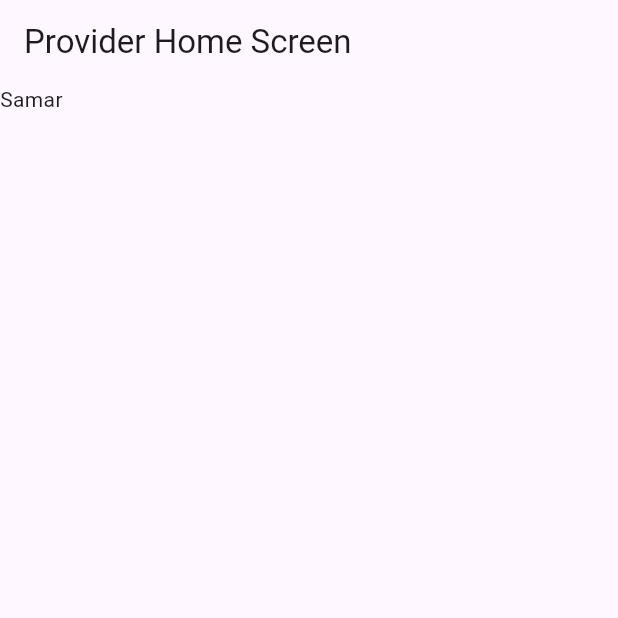
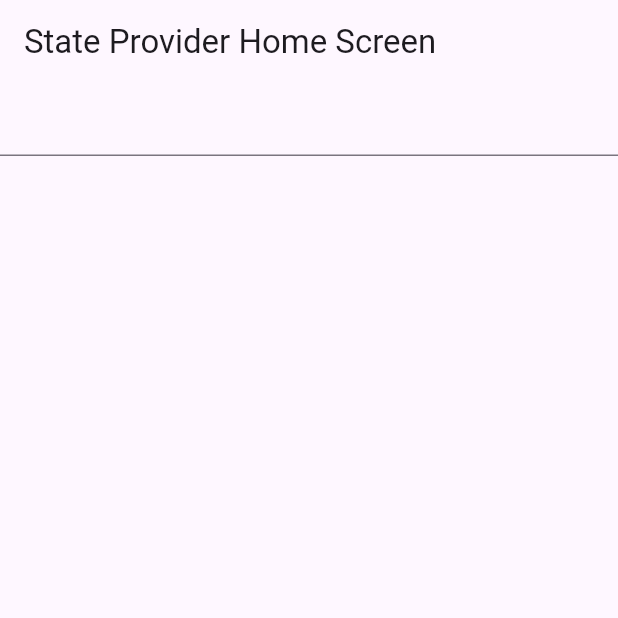
Before and after one commit to sam4300/flutter-riverpod, a Flutter app: the screen it shows after launch, on a phone screen of 412 x 824 dp, the top half of it. Run offline on Flutter 3.47's test engine with Material 3 defaults, Android fonts, the phone set to English and light mode, and no system bars; our stand-ins replace flutter_riverpod.

Commit message:
riverpod state provider finished

```diff
--- a/lib/main.dart
+++ b/lib/main.dart
@@ -1,8 +1,13 @@
 import 'package:flutter/material.dart';
 import 'package:flutter_riverpod/flutter_riverpod.dart';
 import 'package:riverpod_flutter/provider/provider_home_screen.dart';
+import 'package:riverpod_flutter/state_provider/state_provider_home_screen.dart';
 
+//for provider
 final nameProvider = Provider((ref) => 'Samar');
+
+//for state provider
+final nameStateProvider = StateProvider<String?>((ref) => null);
 
 void main() {
   runApp(const ProviderScope(child: MyApp()));
@@ -19,6 +24,6 @@ class MyApp extends StatelessWidget {
           colorScheme: ColorScheme.fromSeed(seedColor: Colors.deepPurple),
           useMaterial3: true,
         ),
-        home: const ProviderHomeScreen());
+        home: const StateProviderHomeScreen());
   }
 }
--- a/lib/state_provider/state_provider_home_screen.dart
+++ b/lib/state_provider/state_provider_home_screen.dart
@@ -0,0 +1,27 @@
+import 'package:flutter/material.dart';
+import 'package:flutter_riverpod/flutter_riverpod.dart';
+import 'package:riverpod_flutter/main.dart';
+
+class StateProviderHomeScreen extends ConsumerWidget {
+  const StateProviderHomeScreen({super.key});
+
+  void _onSubmitted(WidgetRef ref, String value) {
+    ref.read(nameStateProvider.notifier).update((state) => value);
+  }
+
+  @override
+  Widget build(BuildContext context, WidgetRef ref) {
+    final name = ref.watch(nameStateProvider) ?? '';
+    return Scaffold(
+      appBar: AppBar(
+        title: const Text('State Provider Home Screen'),
+      ),
+      body: Column(children: [
+        TextField(
+          onSubmitted: (value) => _onSubmitted(ref, value),
+        ),
+        Text(name)
+      ]),
+    );
+  }
+}
```
